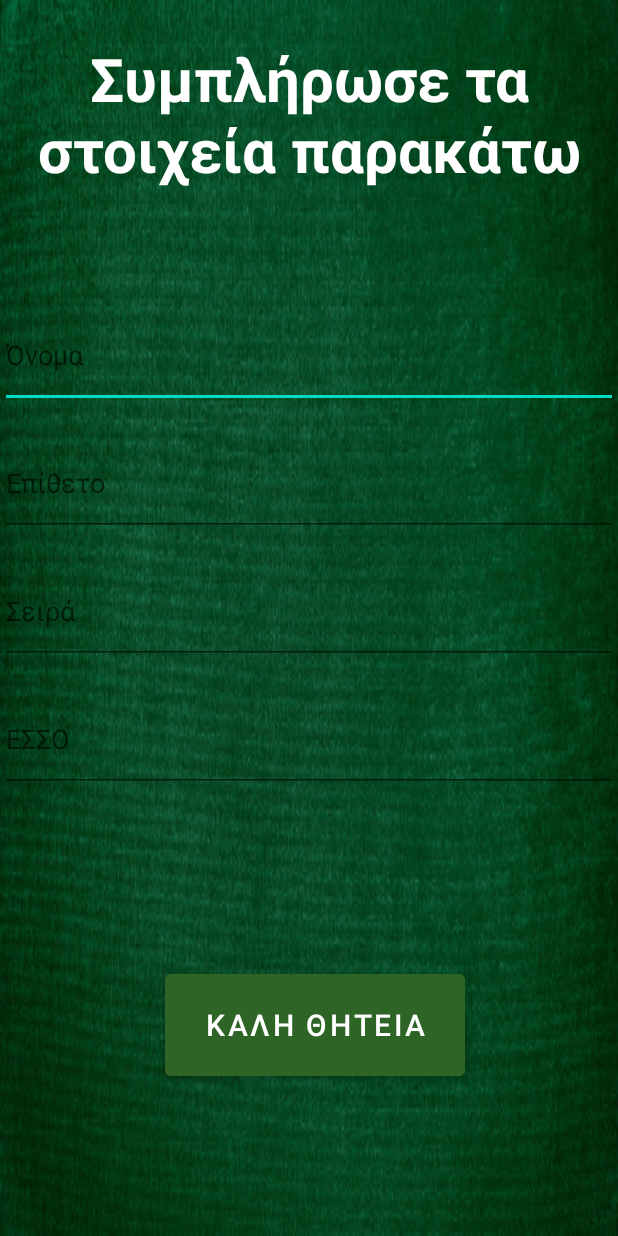
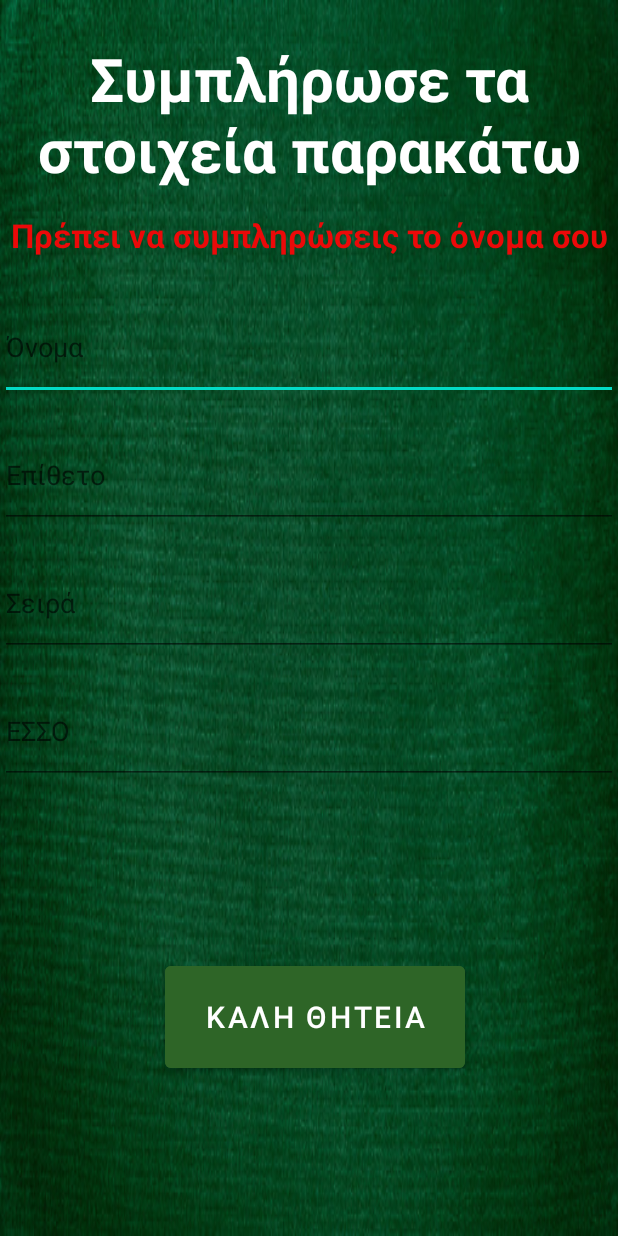
Before and after one commit to georgekazz/Lelermy, an Android app: the SignUpActivity screen opened directly, with no data from a screen before it, on a phone screen of 412 x 824 dp. Run offline under Robolectric (Android 15) with nearby library versions, the phone set to English and light mode, and no system bars.

Commit message:
SignUp activity

```diff
--- a/app/src/main/java/com/example/lelermy/SignUpActivity.kt
+++ b/app/src/main/java/com/example/lelermy/SignUpActivity.kt
@@ -1,11 +1,76 @@
 package com.example.lelermy
 
+import android.annotation.SuppressLint
+import android.content.Context
 import androidx.appcompat.app.AppCompatActivity
 import android.os.Bundle
+import android.widget.Button
+import android.widget.EditText
+import android.widget.TextView
+import org.w3c.dom.Text
 
 class SignUpActivity : AppCompatActivity() {
+    @SuppressLint("MissingInflatedId")
     override fun onCreate(savedInstanceState: Bundle?) {
         super.onCreate(savedInstanceState)
         setContentView(R.layout.activity_sign_up)
+
+        val editTextName = findViewById<EditText>(R.id.editTextName)
+        val editTextLastname = findViewById<EditText>(R.id.editTextLastname)
+        val edittextSeira = findViewById<EditText>(R.id.editTextSeira)
+        val editTextEsso = findViewById<EditText>(R.id.editTextEsso)
+
+        val completeRegisterBt = findViewById<Button>(R.id.completeRegisterBt)
+        val errortx = findViewById<TextView>(R.id.errortx)
+
+        val sharedPref = getPreferences(Context.MODE_PRIVATE)
+        val editor = sharedPref.edit()
+
+
+        // We make button non clickable until all texts are not empty
+        completeRegisterBt.isClickable = false
+
+        //an den einai keno
+        if(isEditTextEmpty(editTextName)) run {
+
+            errortx.text = "Πρέπει να συμπληρώσεις το όνομα σου"
+
+        } else if (isEditTextEmpty(editTextLastname)) {
+
+            errortx.text = "Πρέπει να συμπληρώσεις το επίθετο σου"
+
+        } else if (isEditTextEmpty(edittextSeira)) {
+
+            errortx.text = "Πρέπει να συμπληρώσεις την σειρά σου"
+
+        } else if (isEditTextEmpty(editTextEsso)) {
+
+            errortx.text = "Πρέπει να συμπληρώσεις την ΕΣΣΟ σου"
+
+        } else  {
+
+            editor.putString("username", editTextName.text.toString())
+            editor.apply()
+            editor.putString("lastname", editTextLastname.text.toString())
+            editor.apply()
+            editor.putString("seira", edittextSeira.text.toString())
+            editor.apply()
+            editor.putString("esso", editTextEsso.text.toString())
+            editor.apply()
+
+            completeRegisterBt.isClickable = true
+        }
+
+        //when button pressed we transfer the use to main
+        completeRegisterBt.setOnClickListener {
+
+
+        }
+
+
+    }
+    fun isEditTextEmpty(editText: EditText): Boolean {
+        val text = editText.text.toString().trim()
+        return text.isEmpty()
     }
 }
--- a/app/src/main/res/layout/activity_sign_up.xml
+++ b/app/src/main/res/layout/activity_sign_up.xml
@@ -21,8 +21,19 @@
             android:textSize="40dp"
             android:textAlignment="center"
             android:textColor="@color/white"
-            android:layout_marginBottom="75dp"
+            android:layout_marginBottom="5dp"
             android:layout_marginTop="25dp"/>
+
+        <TextView
+            android:id="@+id/errortx"
+            android:layout_width="match_parent"
+            android:layout_height="wrap_content"
+            android:textStyle="bold"
+            android:textSize="22dp"
+            android:textAlignment="center"
+            android:textColor="@color/red"
+            android:layout_marginBottom="25dp"
+            android:layout_marginTop="10dp"/>
 
         <EditText
             android:id="@+id/editTextName"
@@ -61,7 +72,7 @@
             android:hint="EΣΣΟ"/>
 
         <Button
-            android:id="@+id/button"
+            android:id="@+id/completeRegisterBt"
             android:layout_width="200dp"
             android:layout_height="80dp"
             android:backgroundTint="@color/darkgreen"
--- a/app/src/main/res/values/colors.xml
+++ b/app/src/main/res/values/colors.xml
@@ -10,5 +10,8 @@
     <color name="darkgreen">#2E6527</color>
     <color name="lightgreen">#4EB342</color>
     <color name="ligreen">#95F989</color>
+    <color name="red">#EB0909</color>
+
+
 
 </resources>
```
